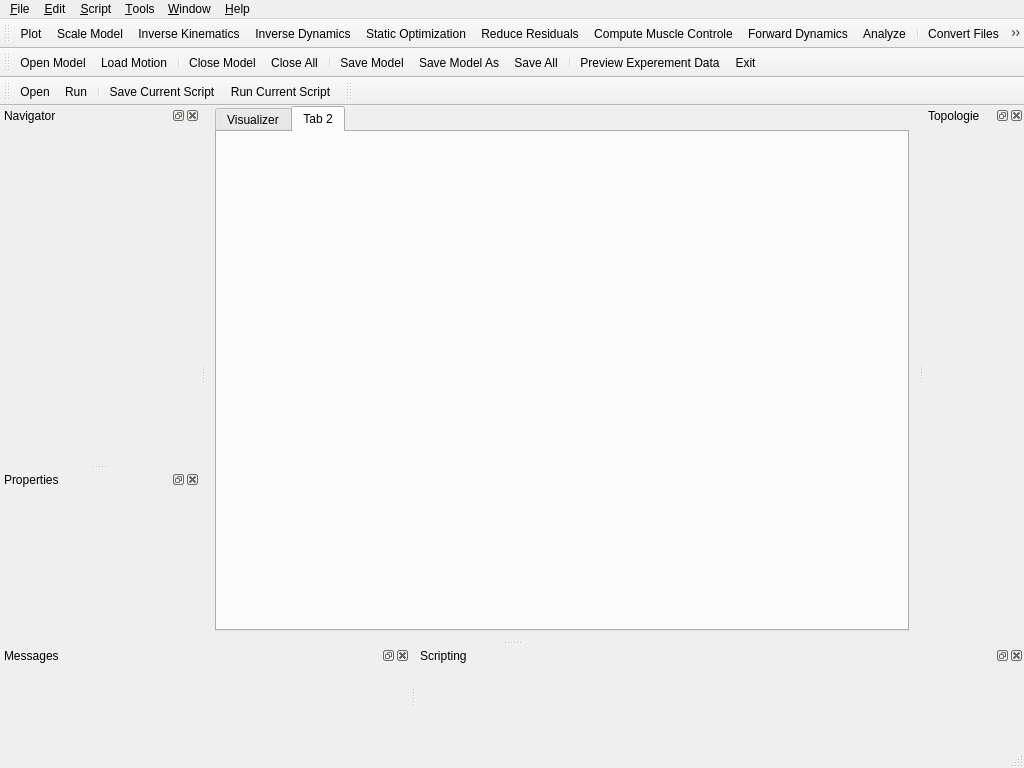
Before: the Qt Designer form mainwindow.ui in ia-dev/opensimQt, drawn with Qt 5.
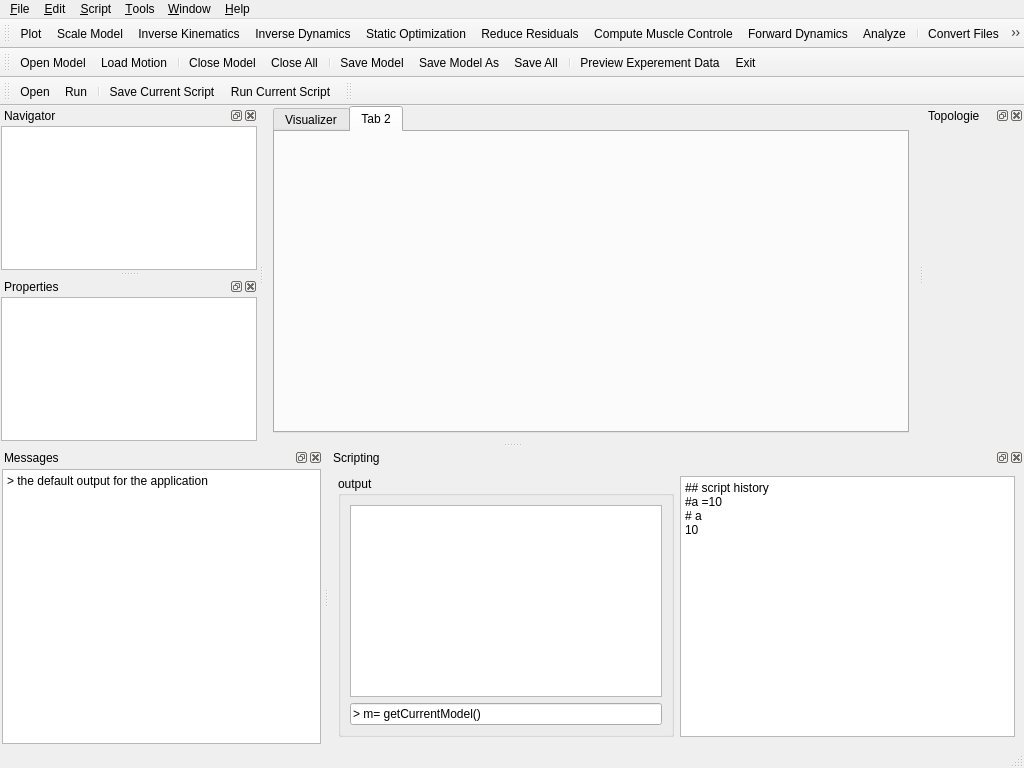
After: the same form once the commit is applied. The open tabs and pages were chosen to show the change. Icons and pictures are not drawn.

Commit message: primary docking windows content

Patch:
```diff
--- a/mainwindow.ui
+++ b/mainwindow.ui
@@ -209,13 +209,38 @@
    <attribute name="dockWidgetArea">
     <number>8</number>
    </attribute>
-   <widget class="QWidget" name="dockWidgetContents_9"/>
+   <widget class="QWidget" name="dockWidgetContents_9">
+    <layout class="QVBoxLayout" name="verticalLayout_3">
+     <property name="leftMargin">
+      <number>2</number>
+     </property>
+     <property name="topMargin">
+      <number>2</number>
+     </property>
+     <property name="rightMargin">
+      <number>2</number>
+     </property>
+     <property name="bottomMargin">
+      <number>2</number>
+     </property>
+     <item>
+      <widget class="QPlainTextEdit" name="plainTextEdit">
+       <property name="readOnly">
+        <bool>true</bool>
+       </property>
+       <property name="plainText">
+        <string>&gt; the default output for the application</string>
+       </property>
+      </widget>
+     </item>
+    </layout>
+   </widget>
   </widget>
   <widget class="QDockWidget" name="navigatorDock">
    <property name="minimumSize">
     <size>
      <width>200</width>
-     <height>40</height>
+     <height>129</height>
     </size>
    </property>
    <property name="windowIcon">
@@ -232,6 +257,23 @@
     <property name="layoutDirection">
      <enum>Qt::LeftToRight</enum>
     </property>
+    <layout class="QVBoxLayout" name="verticalLayout">
+     <property name="leftMargin">
+      <number>1</number>
+     </property>
+     <property name="topMargin">
+      <number>1</number>
+     </property>
+     <property name="rightMargin">
+      <number>1</number>
+     </property>
+     <property name="bottomMargin">
+      <number>1</number>
+     </property>
+     <item>
+      <widget class="QTreeView" name="treeView"/>
+     </item>
+    </layout>
    </widget>
   </widget>
   <widget class="QDockWidget" name="propertiesDock">
@@ -244,13 +286,31 @@
    <attribute name="dockWidgetArea">
     <number>1</number>
    </attribute>
-   <widget class="QWidget" name="dockWidgetContents_2"/>
+   <widget class="QWidget" name="dockWidgetContents_2">
+    <layout class="QHBoxLayout" name="horizontalLayout">
+     <property name="leftMargin">
+      <number>1</number>
+     </property>
+     <property name="topMargin">
+      <number>1</number>
+     </property>
+     <property name="rightMargin">
+      <number>1</number>
+     </property>
+     <property name="bottomMargin">
+      <number>1</number>
+     </property>
+     <item>
+      <widget class="QTableView" name="tableView"/>
+     </item>
+    </layout>
+   </widget>
   </widget>
   <widget class="QDockWidget" name="scriptingDock">
    <property name="minimumSize">
     <size>
-     <width>86</width>
-     <height>100</height>
+     <width>218</width>
+     <height>193</height>
     </size>
    </property>
    <property name="windowTitle">
@@ -259,7 +319,42 @@
    <attribute name="dockWidgetArea">
     <number>8</number>
    </attribute>
-   <widget class="QWidget" name="dockWidgetContents"/>
+   <widget class="QWidget" name="dockWidgetContents">
+    <layout class="QHBoxLayout" name="horizontalLayout_2">
+     <item>
+      <widget class="QGroupBox" name="groupBox">
+       <property name="title">
+        <string>output</string>
+       </property>
+       <layout class="QVBoxLayout" name="verticalLayout_4">
+        <item>
+         <widget class="QPlainTextEdit" name="plainTextEdit_2"/>
+        </item>
+        <item>
+         <widget class="QLineEdit" name="lineEdit">
+          <property name="inputMask">
+           <string/>
+          </property>
+          <property name="text">
+           <string>&gt; m= getCurrentModel()</string>
+          </property>
+         </widget>
+        </item>
+       </layout>
+      </widget>
+     </item>
+     <item>
+      <widget class="QPlainTextEdit" name="plainTextEdit_3">
+       <property name="plainText">
+        <string>## script history
+#a =10
+# a
+10</string>
+       </property>
+      </widget>
+     </item>
+    </layout>
+   </widget>
   </widget>
   <widget class="QDockWidget" name="topologyDock">
    <property name="minimumSize">
```
Left out of the diff: 2 changed lines with no effect on the pictures.
